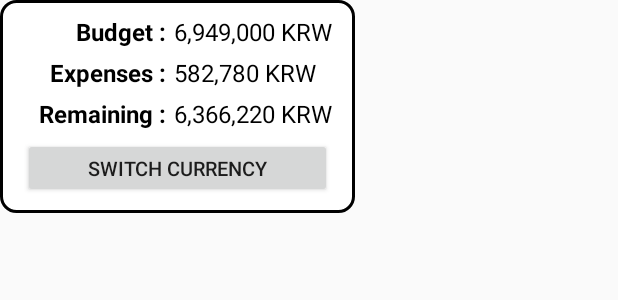
After one commit to HyperionNKJ/MyTracker, an Android app: the layout calculate_dialog.xml on its own in the app's theme, with its tools: preview values and no code run, on a phone screen of 412 x 824 dp. The commit adds this screen. Shown: the top 300 px of the screen. Run offline under Robolectric (Android 15) with nearby library versions, the phone set to English and light mode, and no system bars.

Commit message:
Add total expense calculator feature

```diff
--- a/app/src/main/java/com/example/user/mytracker/RecyclerViewAdapter.java
+++ b/app/src/main/java/com/example/user/mytracker/RecyclerViewAdapter.java
@@ -38,8 +38,6 @@ public class RecyclerViewAdapter extends RecyclerView.Adapter<RecyclerViewAdapte
 
     private static final int DELETE = 0;
     private static final int EDIT = 1;
-    private static final int EXPENSE = 2;
-    private static final int SHOPPING = 3;
 
     // list is either Expense list or Shopping list. Corresponding filename = "Expenses List / Shopping List"
     public RecyclerViewAdapter(Context mContext, List<Entry> list, String filename) {
@@ -157,7 +155,6 @@ public class RecyclerViewAdapter extends RecyclerView.Adapter<RecyclerViewAdapte
         }
     }
 
-    // TODO: DELETE AND EDIT FEATURE
     private View.OnClickListener getOnClickListener(final Entry entry) {
         return new View.OnClickListener() {
             @Override
--- /dev/null
+++ b/app/src/main/res/drawable/calculate_dialog_background.xml
@@ -0,0 +1,12 @@
+<?xml version="1.0" encoding="utf-8"?>
+<shape xmlns:android="http://schemas.android.com/apk/res/android"
+    android:shape="rectangle">
+    <solid android:color="#ffffffff" />
+    <corners android:radius="10dp" />
+    <stroke android:width="3px" android:color="#000000" />
+    <padding
+        android:left="10dp"
+        android:top="10dp"
+        android:right="10dp"
+        android:bottom="10dp" />
+</shape>
--- /dev/null
+++ b/app/src/main/res/layout/calculate_dialog.xml
@@ -0,0 +1,103 @@
+<?xml version="1.0" encoding="utf-8"?>
+<LinearLayout xmlns:android="http://schemas.android.com/apk/res/android"
+    android:layout_width="wrap_content"
+    android:layout_height="wrap_content"
+    xmlns:tools="http://schemas.android.com/tools"
+    android:orientation="vertical"
+    android:paddingLeft="15dp"
+    android:paddingRight="15dp"
+    android:paddingTop="10dp"
+    android:paddingBottom="10dp"
+    android:gravity="center"
+    android:background="@drawable/calculate_dialog_background">
+
+    <LinearLayout
+        android:id="@+id/cal_budget_linear"
+        android:layout_width="match_parent"
+        android:layout_height="wrap_content"
+        android:orientation="horizontal">
+
+        <TextView
+            android:layout_width="95dp"
+            android:layout_height="wrap_content"
+            android:gravity="right"
+            android:text="Budget :"
+            android:textColor="@android:color/black"
+            android:textSize="16sp"
+            android:textStyle="bold" />
+
+        <TextView
+            android:id="@+id/cal_budget"
+            android:layout_width="wrap_content"
+            android:layout_height="wrap_content"
+            android:layout_marginStart="5dp"
+            android:textIsSelectable="true"
+            android:textColor="@android:color/black"
+            android:textSize="16sp"
+            tools:text="6,949,000 KRW" />
+    </LinearLayout>
+
+    <LinearLayout
+        android:id="@+id/cal_expenses_linear"
+        android:layout_width="match_parent"
+        android:layout_height="wrap_content"
+        android:layout_marginTop="5dp"
+        android:orientation="horizontal">
+
+        <TextView
+            android:layout_width="95dp"
+            android:layout_height="wrap_content"
+            android:gravity="right"
+            android:text="Expenses :"
+            android:textColor="@android:color/black"
+            android:textSize="16sp"
+            android:textStyle="bold" />
+
+        <TextView
+            android:id="@+id/cal_expenses"
+            android:layout_width="wrap_content"
+            android:layout_height="wrap_content"
+            android:layout_marginStart="5dp"
+            android:textIsSelectable="true"
+            android:textColor="@android:color/black"
+            android:textSize="16sp"
+            tools:text="582,780 KRW" />
+    </LinearLayout>
+
+    <LinearLayout
+        android:id="@+id/cal_remaining_linear"
+        android:layout_width="match_parent"
+        android:layout_height="wrap_content"
+        android:layout_marginTop="5dp"
+        android:orientation="horizontal">
+
+        <TextView
+            android:layout_width="95dp"
+            android:layout_height="wrap_content"
+            android:gravity="right"
+            android:text="Remaining :"
+            android:textColor="@android:color/black"
+            android:textSize="16sp"
+            android:textStyle="bold" />
+
+        <TextView
+            android:id="@+id/cal_remaining"
+            android:layout_width="wrap_content"
+            android:layout_height="wrap_content"
+            android:layout_marginStart="5dp"
+            android:textIsSelectable="true"
+            android:textColor="@android:color/black"
+            android:textSize="16sp"
+            tools:text="6,366,220 KRW" />
+    </LinearLayout>
+
+    <!-- In this button, we use tag to track currency-->
+    <Button
+        android:id="@+id/cal_currency"
+        android:layout_width="match_parent"
+        android:layout_height="40dp"
+        android:layout_marginTop="5dp"
+        android:text="Switch Currency"
+        android:tag="KRW"
+        android:textSize="13sp"/>
+</LinearLayout>
```
Also changed, not shown: app/src/main/java/com/example/user/mytracker/TrackerActivity.java (+64 -0 lines), app/src/main/res/layout/activity_tracker.xml (+10 -0 lines), app/src/main/res/drawable-v24/list_view_calculate.png (added), 1 other file.
